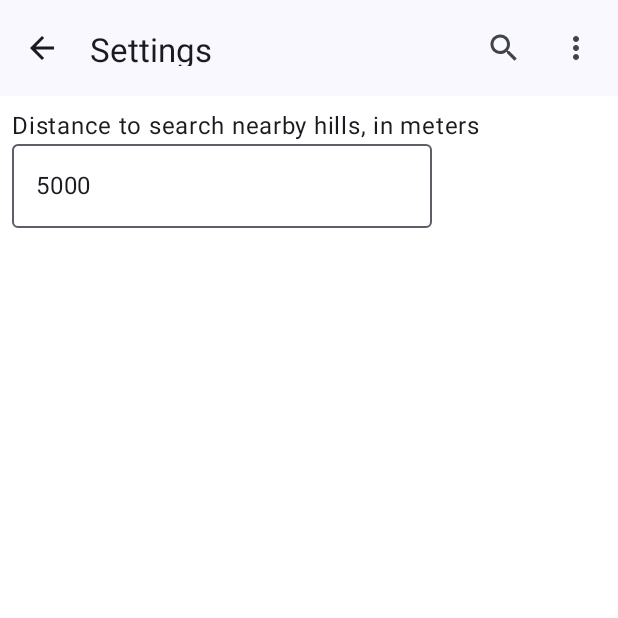
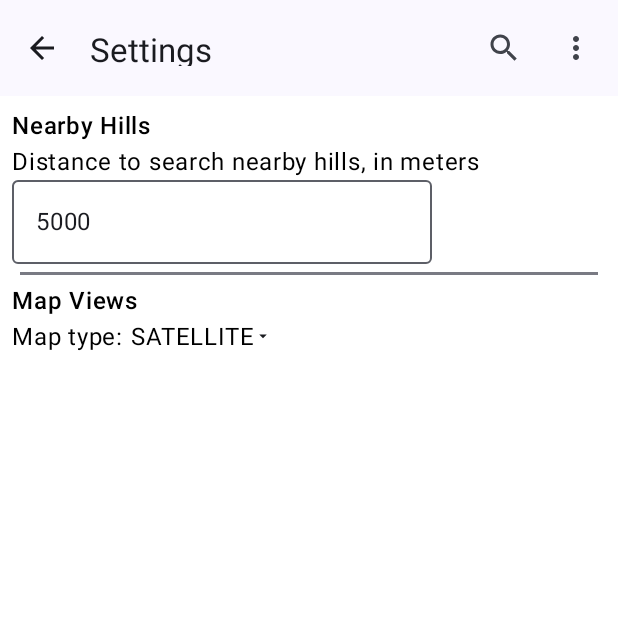
Before and after one commit to ajefferiss/waundle, an Android app built with Jetpack Compose: the SettingsView screen opened through its navigation route, on a phone screen of 412 x 824 dp, the top half of it. Run offline under Robolectric (Android 15) with nearby library versions, the phone set to English and light mode, and no system bars; our stand-ins replace Room's generated code.

Commit message:
Settings

```diff
--- a/app/src/main/java/net/ddns/ajefferiss/waundle/view/SettingsView.kt
+++ b/app/src/main/java/net/ddns/ajefferiss/waundle/view/SettingsView.kt
@@ -1,31 +1,50 @@
 package net.ddns.ajefferiss.waundle.view
 
+import android.content.SharedPreferences
+import androidx.compose.foundation.clickable
 import androidx.compose.foundation.layout.Column
+import androidx.compose.foundation.layout.Row
 import androidx.compose.foundation.layout.fillMaxSize
 import androidx.compose.foundation.layout.padding
+import androidx.compose.foundation.text.InlineTextContent
 import androidx.compose.foundation.text.KeyboardOptions
+import androidx.compose.foundation.text.appendInlineContent
+import androidx.compose.material.icons.Icons
+import androidx.compose.material.icons.filled.ArrowDropDown
 import androidx.compose.material3.DrawerState
+import androidx.compose.material3.DropdownMenu
+import androidx.compose.material3.DropdownMenuItem
+import androidx.compose.material3.HorizontalDivider
+import androidx.compose.material3.Icon
 import androidx.compose.material3.OutlinedTextField
 import androidx.compose.material3.Text
 import androidx.compose.runtime.Composable
 import androidx.compose.runtime.getValue
 import androidx.compose.runtime.mutableIntStateOf
+import androidx.compose.runtime.mutableStateOf
 import androidx.compose.runtime.remember
 import androidx.compose.runtime.setValue
 import androidx.compose.ui.Modifier
+import androidx.compose.ui.graphics.Color
 import androidx.compose.ui.platform.LocalContext
 import androidx.compose.ui.res.stringResource
+import androidx.compose.ui.text.Placeholder
+import androidx.compose.ui.text.PlaceholderVerticalAlign
+import androidx.compose.ui.text.buildAnnotatedString
+import androidx.compose.ui.text.font.FontWeight
 import androidx.compose.ui.text.input.KeyboardType
 import androidx.compose.ui.unit.dp
+import androidx.compose.ui.unit.sp
 import androidx.navigation.NavController
 import net.ddns.ajefferiss.waundle.R
+import net.ddns.ajefferiss.waundle.util.GOOGLE_MAP_TYPES_BY_NAME
+import net.ddns.ajefferiss.waundle.util.PreferencesHelper.mapType
 import net.ddns.ajefferiss.waundle.util.PreferencesHelper.nearbyDistance
 import net.ddns.ajefferiss.waundle.util.PreferencesHelper.sharedPreferences
 
 @Composable
 fun SettingsView(navController: NavController, drawerState: DrawerState) {
     val prefs = sharedPreferences(LocalContext.current)
-    var nearbyDistance by remember { mutableIntStateOf(prefs.nearbyDistance) }
 
     WaundleScaffold(
         navController = navController,
@@ -38,7 +57,28 @@ fun SettingsView(navController: NavController, drawerState: DrawerState) {
                 .padding(it)
         ) {
             Column(modifier = Modifier.padding(8.dp)) {
-                Text(text = stringResource(id = R.string.nearby_hill_setting))
+                NearbyHillSettings(prefs)
+                HorizontalDivider(thickness = 2.dp, modifier = Modifier.padding(5.dp))
+                MapViewSettings(prefs)
+            }
+        }
+    }
+}
+
+@Composable
+fun NearbyHillSettings(prefs: SharedPreferences) {
+    var nearbyDistance by remember { mutableIntStateOf(prefs.nearbyDistance) }
+
+    Column {
+        Text(
+            text = stringResource(id = R.string.nearby_hill_settings),
+            fontWeight = FontWeight.SemiBold,
+            color = Color.Black
+        )
+        Text(
+            text = stringResource(id = R.string.nearby_distance_setting),
+            color = Color.Black
+        )
         OutlinedTextField(
             value = nearbyDistance.toString(),
             onValueChange = { nb ->
@@ -51,5 +91,67 @@ fun SettingsView(navController: NavController, drawerState: DrawerState) {
         )
     }
 }
+
+@Composable
+fun MapViewSettings(prefs: SharedPreferences) {
+    var mapTypeExpanded by remember { mutableStateOf(false) }
+    var selectedMapType by remember { mutableIntStateOf(GOOGLE_MAP_TYPES_BY_NAME.indexOf(prefs.mapType)) }
+
+    val inlineContentId = "inlineContent"
+    val text = buildAnnotatedString {
+        append(GOOGLE_MAP_TYPES_BY_NAME[selectedMapType])
+        appendInlineContent(inlineContentId, "[icon]")
+    }
+
+    val inlineContent = mapOf(
+        Pair(
+            inlineContentId,
+            InlineTextContent(
+                Placeholder(
+                    width = 12.sp,
+                    height = 12.sp,
+                    placeholderVerticalAlign = PlaceholderVerticalAlign.AboveBaseline
+                )
+            ) {
+                Icon(Icons.Filled.ArrowDropDown, null)
+            }
+        )
+    )
+
+    Column {
+        Text(
+            text = stringResource(id = R.string.mav_view_settings),
+            fontWeight = FontWeight.SemiBold,
+            color = Color.Black
+        )
+        Row {
+            Text(
+                text = stringResource(id = R.string.select_map_type),
+                color = Color.Black,
+                modifier = Modifier.padding(end = 5.dp)
+            )
+            Text(
+                text = text,
+                modifier = Modifier
+                    .padding(end = 2.dp)
+                    .clickable(onClick = { mapTypeExpanded = true }),
+                inlineContent = inlineContent,
+                color = Color.Black
+            )
+            DropdownMenu(
+                expanded = mapTypeExpanded,
+                onDismissRequest = { mapTypeExpanded = false }) {
+                GOOGLE_MAP_TYPES_BY_NAME.forEachIndexed { index, s ->
+                    DropdownMenuItem(
+                        text = { Text(text = s) },
+                        onClick = {
+                            selectedMapType = index
+                            mapTypeExpanded = false
+                            prefs.mapType = s
+                        }
+                    )
                 }
             }
+        }
+    }
+}
--- a/app/src/main/res/values/strings.xml
+++ b/app/src/main/res/values/strings.xml
@@ -31,6 +31,8 @@
     <string name="map_fab_description">Map Settings</string>
     <string name="select_map_type">Map type:</string>
     <string name="home">Home</string>
-    <string name="nearby_hill_setting">Distance to search nearby hills, in meters</string>
+    <string name="nearby_distance_setting">Distance to search nearby hills, in meters</string>
     <string name="nearby_hill_desc">Nearby Hills</string>
+    <string name="nearby_hill_settings">Nearby Hills</string>
+    <string name="mav_view_settings">Map Views</string>
 </resources>
```
Lines whose indentation alone changed are shown as unchanged.
